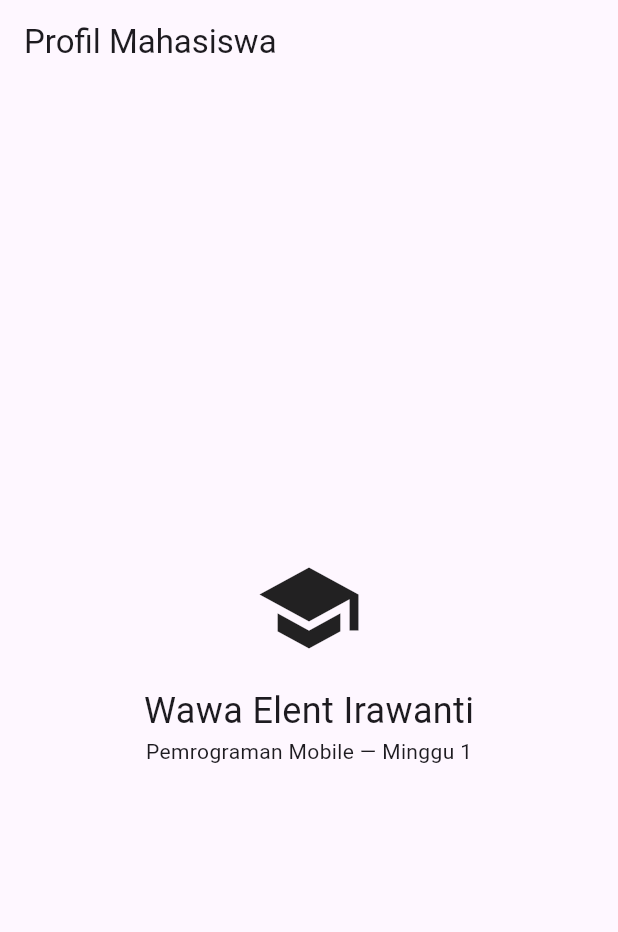
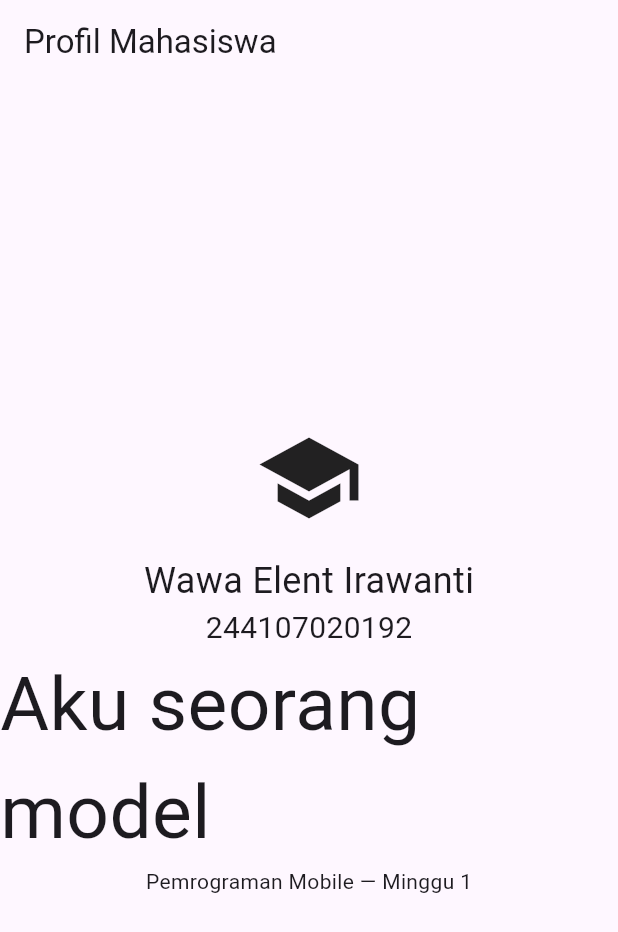
Before and after one commit to wawaelenti/244107020192-mobile-course, a Flutter app: the screen it shows after launch, on a phone screen of 412 x 824 dp. Shown: the top 932 px of the screen. Run offline on Flutter 3.47's test engine with Material 3 defaults, Android fonts, the phone set to English and light mode, and no system bars.

```diff
--- a/01-week-1-mobile-development-ecosystem-flutter-refresh/my_first_app/lib/main.dart
+++ b/01-week-1-mobile-development-ecosystem-flutter-refresh/my_first_app/lib/main.dart
@@ -17,6 +17,8 @@ class MyApp extends StatelessWidget {
               Icon(Icons.school, size: 72),
               SizedBox(height: 16),
               Text('Wawa Elent Irawanti', style: TextStyle(fontSize: 24)),
+              Text('244107020192', style: TextStyle(fontSize: 20)),
+              Text('Aku seorang model', style: TextStyle(fontSize: 50)),
               Text('Pemrograman Mobile — Minggu 1'),
             ],
           ),
```
Also changed, not shown: 4 other files.
